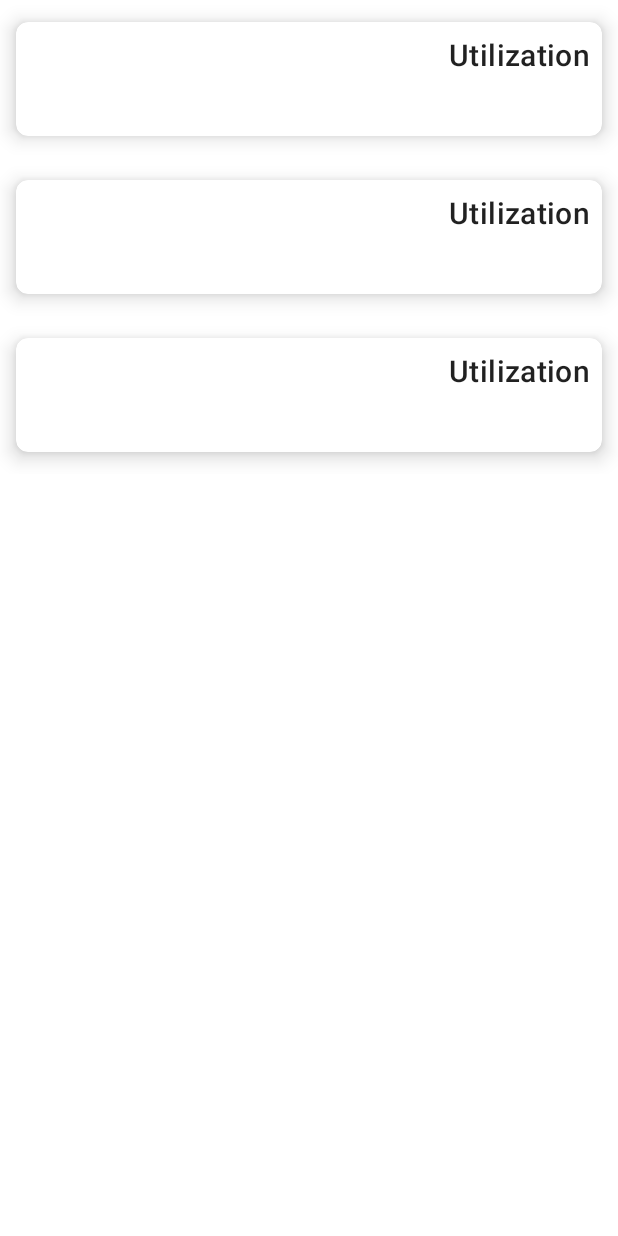
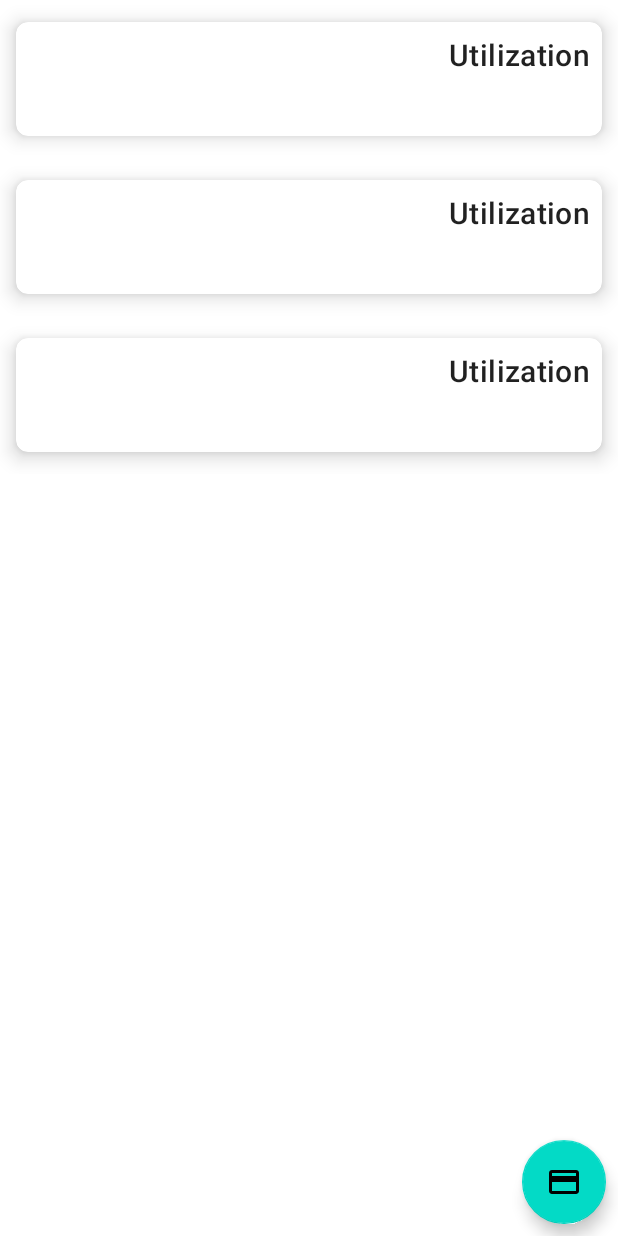
Before and after one commit to mikeramrz/Credit-Keeper, an Android app: the layout fragment_home.xml on its own in the app's theme, with its tools: preview values and no code run, on a phone screen of 412 x 824 dp. Run offline under Robolectric (Android 15) with nearby library versions, the phone set to English and light mode, and no system bars.

```diff
--- a/app/src/main/java/com/scavdev/creditkeeper/ui/home/HomeFragment.kt
+++ b/app/src/main/java/com/scavdev/creditkeeper/ui/home/HomeFragment.kt
@@ -17,6 +17,7 @@ import androidx.lifecycle.ViewModelProviders
 import androidx.recyclerview.widget.DefaultItemAnimator
 import androidx.recyclerview.widget.LinearLayoutManager
 import androidx.recyclerview.widget.RecyclerView
+import com.google.android.material.snackbar.Snackbar
 import com.scavdev.creditkeeper.R
 import com.scavdev.creditkeeper.adapters.ExpandableCreditAdapter
 import com.scavdev.creditkeeper.databinding.CreditItemCardBinding
@@ -59,14 +60,19 @@ class HomeFragment : Fragment() {
         super.onViewCreated(view, savedInstanceState)
         homeViewModel =
             ViewModelProviders.of(this).get(HomeViewModel::class.java)
+        val fab: View = view.findViewById(R.id.fab_add_credit_item)
+        fab.setOnClickListener { v ->
+            Snackbar.make(v, "Click!!",Snackbar.LENGTH_SHORT).show()
+            homeViewModel.add()
+            homeViewModel.add2()
+        }
         val recyclerView =view.findViewById<RecyclerView>(R.id.credit_list)
         val adapter = ExpandableCreditAdapter()
-
-
         recyclerView.adapter = adapter
         recyclerView.layoutManager = LinearLayoutManager(view.context)
         homeViewModel.creditItems.observe(viewLifecycleOwner, Observer { items ->
             items?.let { adapter.setCreditItems(items) }
         })
+
     }
 }
--- /dev/null
+++ b/app/src/main/res/drawable/ic_credit_card_black_24dp.xml
@@ -0,0 +1,9 @@
+<vector xmlns:android="http://schemas.android.com/apk/res/android"
+        android:width="24dp"
+        android:height="24dp"
+        android:viewportWidth="24.0"
+        android:viewportHeight="24.0">
+    <path
+        android:fillColor="#FF000000"
+        android:pathData="M20,4L4,4c-1.11,0 -1.99,0.89 -1.99,2L2,18c0,1.11 0.89,2 2,2h16c1.11,0 2,-0.89 2,-2L22,6c0,-1.11 -0.89,-2 -2,-2zM20,18L4,18v-6h16v6zM20,8L4,8L4,6h16v2z"/>
+</vector>
--- a/app/src/main/res/layout/fragment_home.xml
+++ b/app/src/main/res/layout/fragment_home.xml
@@ -17,5 +17,13 @@
             android:layout_height="wrap_content"
             app:layoutManager="androidx.recyclerview.widget.LinearLayoutManager"
             tools:listitem="@layout/credit_item_card" />
+        <com.google.android.material.floatingactionbutton.FloatingActionButton
+            android:id="@+id/fab_add_credit_item"
+            android:layout_width="wrap_content"
+            android:layout_height="wrap_content"
+            android:layout_margin="8dp"
+            android:layout_gravity="end|bottom"
+            android:src="@drawable/ic_credit_card_black_24dp"
+            />
     </FrameLayout>
 </layout>
```
